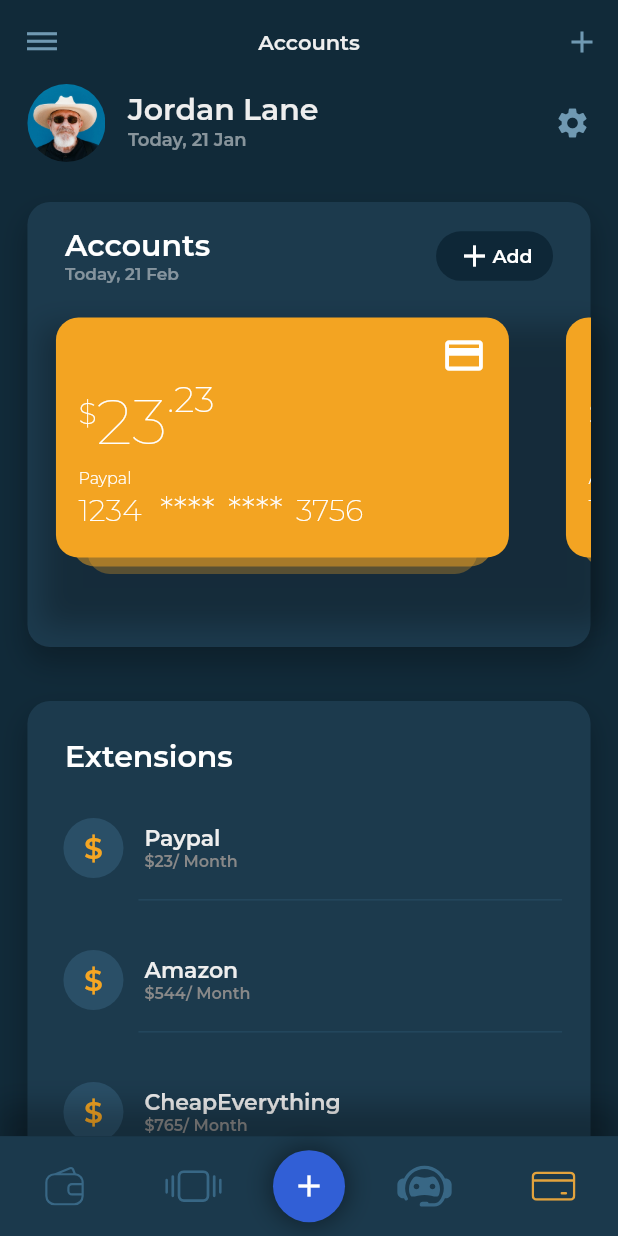
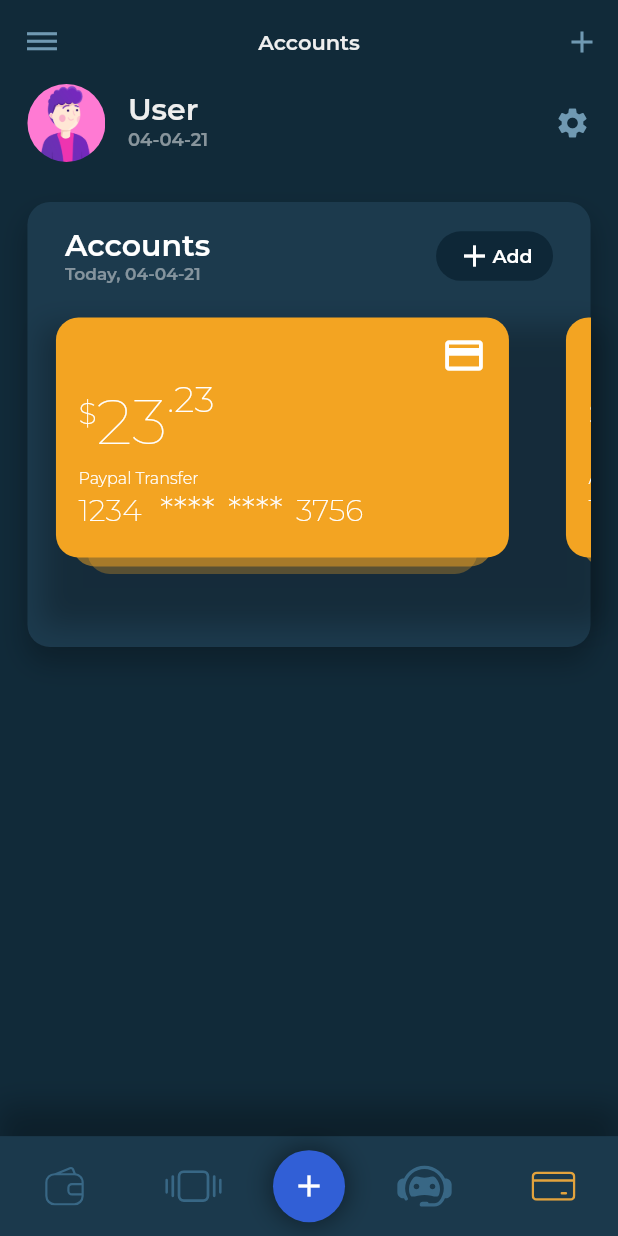
Before and after one commit to kzms-org/cache, a Flutter app: the AccountsPage screen opened by its route, on a phone screen of 412 x 824 dp. Run offline on Flutter 3.47's test engine with Material 2 defaults, Android fonts, the light colour scheme and no system bars; our stand-ins replace cloud_firestore, firebase_auth, firebase_core, flutter_modular, flutter_svg, focused_menu and 2 more; missing offline and left inert: cloud_firestore_web, firebase_auth_web, firebase_core_web; accounts and stored records are empty; generated files the repository leaves out were written again.

Commit message:
made UI changes

```diff
--- /dev/null
+++ b/lib/app/modules/security/auth.dart
@@ -0,0 +1,30 @@
+import 'package:firebase_auth/firebase_auth.dart';
+import 'package:cache/app/modules/user/cacheuser.dart';
+
+// Authentication issues link: https://stackoverflow.com/questions/59377277/undefined-class-authresult-in-flutter
+
+class AuthService{
+    final FirebaseAuth _auth = FirebaseAuth.instance;
+
+    CacheUser _userFromFirebaseUser(User user) {
+      return user != null ? CacheUser(uid: user.uid): null;
+    }
+
+    Stream<CacheUser> get user {
+      return _auth.authStateChanges().map(_userFromFirebaseUser);
+    }
+
+    // sign in anonymously
+    Future logInAnonymously() async {
+      try {
+        UserCredential result = await _auth.signInAnonymously();
+        User user = result.user;
+        print(user);
+        return _userFromFirebaseUser(user);
+      } catch (e) {
+
+        print(e.toString());
+        return null;
+      }
+    }
+}
--- a/lib/app/modules/security/authentication_types/authentication_types_page.dart
+++ b/lib/app/modules/security/authentication_types/authentication_types_page.dart
@@ -7,6 +7,8 @@ import 'package:cache/play_ui/button/button_widget.dart';
 import 'package:cache/play_ui/play_ui.dart';
 import 'package:cache/play_ui/text_widget/text_widget.dart';
 
+import 'package:cache/app/modules/security/auth.dart';
+
 class AuthenticationTypesPage extends StatefulWidget {
   @override
   _AuthenticationTypesPageState createState() =>
@@ -14,6 +16,8 @@ class AuthenticationTypesPage extends StatefulWidget {
 }
 
 class _AuthenticationTypesPageState extends State<AuthenticationTypesPage> {
+  final AuthService _auth = AuthService();
+
   Widget createLogo(Widget logo) {
     return Container(
       child: logo,
@@ -152,6 +156,26 @@ class _AuthenticationTypesPageState extends State<AuthenticationTypesPage> {
             },
           ),
           Container(
+            height: 10,
+          ),
+          ButtonWidget.icon(
+            text: 'Login Anonymously',
+            backgroudColor: HexColor('#1c3a4d'),
+            color: HexColor('#58b5ef'),
+            onTap: () async{
+              print("Anonymous login");
+              dynamic result = await _auth.logInAnonymously();
+
+              if(result == null){
+                print('error signing in..');
+              }else{
+                print('signed in');
+                print(result);
+                Modular.to.pushReplacementNamed("/wallet");
+              }
+            },
+          ),
+          Container(
             height: 50,
           ),
         ],
--- a/lib/app/modules/security/login/login_controller.dart
+++ b/lib/app/modules/security/login/login_controller.dart
@@ -1,4 +1,6 @@
 import 'dart:convert';
+import 'package:cache/app/modules/security/auth.dart';
+import 'package:firebase_auth/firebase_auth.dart';
 import 'package:http/http.dart' as http;
 import 'package:flutter_modular/flutter_modular.dart';
 import 'package:mobx/mobx.dart';
@@ -11,7 +13,7 @@ abstract class _LoginControllerBase with Store {
   String email;
   String password;
 
-
+  final AuthService _auth = AuthService();
 
   @observable
   bool loading = false;
--- /dev/null
+++ b/lib/app/modules/user/cacheuser.dart
@@ -0,0 +1,6 @@
+class CacheUser {
+
+  final String uid;
+
+  CacheUser({ this.uid });
+}
--- a/lib/app/modules/wallet/accounts/accounts_page.dart
+++ b/lib/app/modules/wallet/accounts/accounts_page.dart
@@ -2,6 +2,7 @@ import 'package:flutter/material.dart';
 import 'package:flutter_modular/flutter_modular.dart';
 import 'package:flutter_svg/svg.dart';
 import 'package:google_fonts/google_fonts.dart';
+import 'package:cache/play_ui/easy_widgets/easy_widgets.dart';
 
 class AccountsPage extends StatefulWidget {
   @override
@@ -9,38 +10,31 @@ class AccountsPage extends StatefulWidget {
 }
 
 class _AccountsPageState extends State<AccountsPage> {
-  String username = "Jordan Lane";
-  String date = "21 Feb";
+  String username = "User";
+  String date = returnDate();
+
 
   List<int> money = [
     23,
     544,
-    765,
+    15,
     76,
     54,
     65,
     34,
-    6745,
-    234,
-    564,
-    34,
-    6745,
-    234,
+    145,
+    204,
   ];
   List from = [
-    "Paypal",
-    "Amazon",
-    "CheapEverything",
-    "Aliexpress",
-    "Toyota",
-    "USP",
-    "Amazon",
-    "Credit",
-    "CheapEverything",
-    "Paypal",
-    "Amazon",
-    "Credit",
-    "CheapEverything",
+    "Paypal Transfer",
+    "Amazon - Gaming Keyboard",
+    "Cheap Mouse",
+    "Aliexpress Order",
+    "Toyota car servicing",
+    "USP Delivery",
+    "Credit card Payment",
+    "Panda Grocery Shopping",
+    "Saco Blue paint Container",
   ];
   int selectedTab = 4;
   int tabcount = 5;
@@ -275,8 +269,7 @@ class _AccountsPageState extends State<AccountsPage> {
                               shape: BoxShape.circle,
                               image: new DecorationImage(
                                   fit: BoxFit.cover,
-                                  image:
-                                  AssetImage("assets/profilephoto.png")))),
+                                  image: AssetImage("assets/profilephoto.png")))),
                       Container(
                         width: 15,
                       ),
@@ -297,7 +290,7 @@ class _AccountsPageState extends State<AccountsPage> {
                             width: 96,
                             height: 17.666667938232422,
                             child: Text(
-                              'Today, 21 Jan',
+                              date,
                               style: GoogleFonts.montserrat(
                                 fontSize: 12,
                                 fontWeight: FontWeight.w600,
@@ -445,71 +438,6 @@ class _AccountsPageState extends State<AccountsPage> {
             ),
             Container(
               height: 36,
-            ),
-            Container(
-              padding: EdgeInsets.fromLTRB(18.3, 0, 18.3, 0),
-              child: Container(
-                decoration: BoxDecoration(
-                    boxShadow: [
-                      BoxShadow(
-                        color: const Color(0xff000000).withOpacity(0.25),
-                        blurRadius:
-                        15.0, // has the effect of softening the shadow
-                        spreadRadius:
-                        0.5, // has the effect of extending the shadow
-                        offset: Offset(
-                          0.0, // horizontal, move right 10
-                          10.0, // vertical, move down 10
-                        ),
-                      ),
-                    ],
-                    color: const Color(0xff1c3a4d),
-                    borderRadius: BorderRadius.circular(15)),
-                alignment: Alignment.center,
-                child: Container(
-                  padding: EdgeInsets.fromLTRB(0, 25, 0, 0),
-                  child: Column(
-                    children: <Widget>[
-                      Row(
-                        mainAxisAlignment: MainAxisAlignment.spaceBetween,
-                        children: <Widget>[
-                          Column(
-                            crossAxisAlignment: CrossAxisAlignment.start,
-                            children: <Widget>[
-                              Container(
-                                padding: EdgeInsets.fromLTRB(25, 0, 0, 0),
-                                child: Text(
-                                  'Extensions',
-                                  style: GoogleFonts.montserrat(
-                                    fontSize: 20,
-                                    fontWeight: FontWeight.w600,
-                                    color: Color(0xffffffff),
-                                  ),
-                                ),
-                              ),
-                            ],
-                          ),
-                        ],
-                      ),
-                      Container(
-                        child: ListView.builder(
-                          shrinkWrap: true,
-                          physics: const NeverScrollableScrollPhysics(),
-                          padding: EdgeInsets.only(bottom: 25),
-                          scrollDirection: Axis.vertical,
-                          reverse: false,
-                          itemBuilder: (_, int index) =>
-                              Extentions(money[index], from[index]),
-                          itemCount: money.length,
-                        ),
-                      ),
-                    ],
-                  ),
-                ),
-              ),
-            ),
-            Container(
-              height: 50,
             ),
           ],
         ),
--- a/lib/app/modules/wallet/chatbot/chatbot_page.dart
+++ b/lib/app/modules/wallet/chatbot/chatbot_page.dart
@@ -18,6 +18,7 @@ class ChatbotPage extends StatefulWidget {
 
 
 class _ChatbotPageState extends State<ChatbotPage> {
+
   Map<String,List<String>> questions = {
     "Forecast": [
       "Show me my forecast for the next week.",
@@ -31,6 +32,7 @@ class _ChatbotPageState extends State<ChatbotPage> {
     ]
   };
   Modal modal = new Modal();
+
 
   // NavBar items START....................
   int selectedTab = 3;
--- a/lib/app/modules/wallet/my_wallet/my_wallet_page.dart
+++ b/lib/app/modules/wallet/my_wallet/my_wallet_page.dart
@@ -16,19 +16,6 @@ class _MyWalletPageState extends State<MyWalletPage> {
   String totalMoney2 = ".90";
   String lastWeekComp = "+25% ";
 
-  List<int> money = [23, 544, 765, 76, 54, 65, 34, 6745, 234, 564];
-  List from = [
-    "Paypal",
-    "Amazon",
-    "CheapEverything",
-    "Aliexpress",
-    "Toyota",
-    "USP",
-    "Amazon",
-    "Credit",
-    "CheapEverything",
-    "Paypal"
-  ];
   int selectedTab = 0;
   int tabcount = 5;
   Color button0 = const Color(0xffe3a33d);
--- a/lib/app/modules/wallet/records/records_page.dart
+++ b/lib/app/modules/wallet/records/records_page.dart
@@ -9,18 +9,28 @@ class RecordsPage extends StatefulWidget {
 }
 
 class _RecordsPageState extends State<RecordsPage> {
-  List<int> money = [23, 544, 765, 76, 54, 65, 34, 6745, 234, 564];
+
+  List<int> money = [
+    23,
+    544,
+    15,
+    76,
+    54,
+    65,
+    34,
+    145,
+    204,
+  ];
   List from = [
-    "Paypal",
-    "Amazon",
-    "CheapEverything",
-    "Aliexpress",
-    "Toyota",
-    "USP",
-    "Amazon",
-    "Credit",
-    "CheapEverything",
-    "Paypal"
+    "Paypal Transfer",
+    "Amazon - Gaming Keyboard",
+    "Cheap Mouse",
+    "Aliexpress Order",
+    "Toyota car servicing",
+    "USP Delivery",
+    "Credit card Payment",
+    "Panda Grocery Shopping",
+    "Saco Blue paint Container",
   ];
   int selectedTab = 1;
   int tabcount = 5;
@@ -283,18 +293,28 @@ class _RecordsPageState extends State<RecordsPage> {
   }
 }
 
-List<int> money = [23, 544, 765, 76, 54, 65, 34, 6745, 234, 564];
+
+List<int> money = [
+  23,
+  544,
+  15,
+  76,
+  54,
+  65,
+  34,
+  145,
+  204,
+];
 List from = [
-  "Paypal",
-  "Amazon",
-  "CheapEverything",
-  "Aliexpress",
-  "Toyota",
-  "USP",
-  "Amazon",
-  "Credit",
-  "CheapEverything",
-  "Paypal"
+  "Paypal Transfer",
+  "Amazon - Gaming Keyboard",
+  "Cheap Mouse",
+  "Aliexpress Order",
+  "Toyota car servicing",
+  "USP Delivery",
+  "Credit card Payment",
+  "Panda Grocery Shopping",
+  "Saco Blue paint Container",
 ];
 
 class Page1 extends StatelessWidget {
--- /dev/null
+++ b/lib/play_ui/easy_widgets/easy_widgets.dart
@@ -0,0 +1,9 @@
+
+import 'package:flutter/cupertino.dart';
+import 'package:intl/intl.dart';
+
+String returnDate(){
+  DateTime now = new DateTime.now();
+  String today = DateFormat('dd-MM-yy').format(now);
+  return today;
+}
--- a/lib/play_ui/play_ui.dart
+++ b/lib/play_ui/play_ui.dart
@@ -6,4 +6,5 @@ export 'page_scaffold/page_scaffold_widget.dart';
 export 'switch/switch_widget.dart';
 export 'text_field/text_field_widget.dart';
 export 'text_widget/text_widget.dart';
+export 'easy_widgets/easy_widgets.dart';
 export 'horizontal_list_view_widget/horizontal_list_view_widget.dart';
--- a/pubspec.yaml
+++ b/pubspec.yaml
@@ -39,6 +39,8 @@ dependencies:
   mobx: ^1.2.1
   flutter_mobx: ^1.1.0
   focused_menu: ^1.0.5
+  intl: ^0.17.0
+  provider: ^5.0.0
 
 
 dev_dependencies:
```
Also changed, not shown: assets/anonymous_user.svg (added), assets/profilephoto.png, 1 other file.
